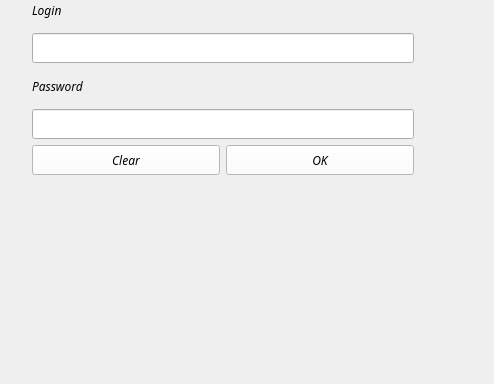
Before: the Qt Designer form ui/loginpage.ui in pr2026/CppCraftClient, drawn with Qt 5; both pictures show x 177 to 671 and y 216 to 600 of the 800 by 600 pixel window.
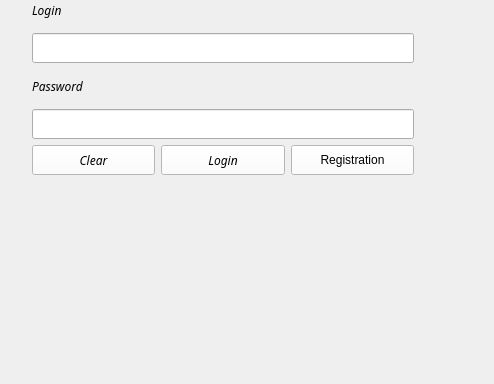
After: the same form once the commit is applied.

Commit message: Add temporary login/registration separation

```diff
--- a/ui/loginpage.ui
+++ b/ui/loginpage.ui
@@ -168,7 +168,29 @@
            <string notr="true">background-color: rgb(255, 255, 255)</string>
           </property>
           <property name="text">
-           <string>OK</string>
+           <string>Login</string>
+          </property>
+         </widget>
+        </item>
+        <item>
+         <widget class="QPushButton" name="registrationButton">
+          <property name="minimumSize">
+           <size>
+            <width>0</width>
+            <height>30</height>
+           </size>
+          </property>
+          <property name="maximumSize">
+           <size>
+            <width>16777215</width>
+            <height>30</height>
+           </size>
+          </property>
+          <property name="styleSheet">
+           <string notr="true">background-color: rgb(255, 255, 255)</string>
+          </property>
+          <property name="text">
+           <string>Registration</string>
           </property>
          </widget>
         </item>
```
The commit also changes 5 other files.
